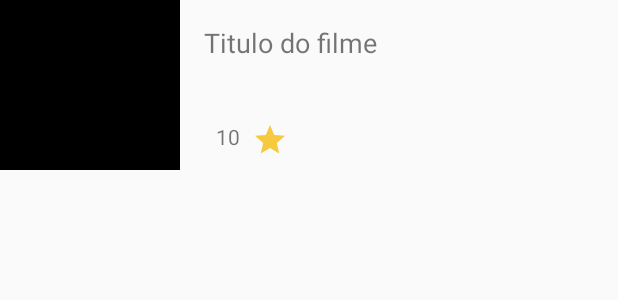
After one commit to baiana/movies-koin-hilt, an Android app: the layout movie_list_item.xml on its own in the app's theme, with its tools: preview values and no code run, on a phone screen of 412 x 824 dp. The commit adds this screen. Shown: the top 300 px of the screen. Run offline under Robolectric (Android 15) with nearby library versions, the phone set to English and light mode, and no system bars.

Commit message:
feat: create list item layout

```diff
--- a/app/src/main/java/com/baiana/simplemovies/data/response/PopularMovieBodyResponse.kt
+++ /dev/null
@@ -1,6 +0,0 @@
-package com.baiana.simplemovies.data.response
-
-import com.squareup.moshi.JsonClass
-
-@JsonClass(generateAdapter = true)
-data class PopularMovieBodyResponse(val movieList:List<PopularMovieResult>)
--- /dev/null
+++ b/app/src/main/res/drawable/ic_star.xml
@@ -0,0 +1,5 @@
+<vector android:height="24dp" android:tint="#F6C93E"
+    android:viewportHeight="24" android:viewportWidth="24"
+    android:width="24dp" xmlns:android="http://schemas.android.com/apk/res/android">
+    <path android:fillColor="@android:color/white" android:pathData="M12,17.27L18.18,21l-1.64,-7.03L22,9.24l-7.19,-0.61L12,2 9.19,8.63 2,9.24l5.46,4.73L5.82,21z"/>
+</vector>
--- a/app/src/main/res/layout/activity_main.xml
+++ b/app/src/main/res/layout/activity_main.xml
@@ -1,18 +1,16 @@
 <?xml version="1.0" encoding="utf-8"?>
-<androidx.constraintlayout.widget.ConstraintLayout xmlns:android="http://schemas.android.com/apk/res/android"
+<LinearLayout xmlns:android="http://schemas.android.com/apk/res/android"
     xmlns:app="http://schemas.android.com/apk/res-auto"
     xmlns:tools="http://schemas.android.com/tools"
     android:layout_width="match_parent"
+    android:orientation="vertical"
     android:layout_height="match_parent"
     tools:context=".presentation.MainActivity">
 
-    <TextView
-        android:layout_width="wrap_content"
-        android:layout_height="wrap_content"
-        android:text="Hello World!"
-        app:layout_constraintBottom_toBottomOf="parent"
-        app:layout_constraintLeft_toLeftOf="parent"
-        app:layout_constraintRight_toRightOf="parent"
-        app:layout_constraintTop_toTopOf="parent" />
+    <androidx.recyclerview.widget.RecyclerView
+        android:id="@+id/moviesRV"
+        android:layout_width="match_parent"
+        android:layout_height="match_parent" />
 
-</androidx.constraintlayout.widget.ConstraintLayout>
+
+</LinearLayout>
--- /dev/null
+++ b/app/src/main/res/layout/movie_list_item.xml
@@ -0,0 +1,58 @@
+<?xml version="1.0" encoding="utf-8"?>
+<androidx.constraintlayout.widget.ConstraintLayout xmlns:android="http://schemas.android.com/apk/res/android"
+    xmlns:app="http://schemas.android.com/apk/res-auto"
+    xmlns:tools="http://schemas.android.com/tools"
+    android:layout_width="match_parent"
+    android:layout_height="wrap_content">
+
+    <ImageView
+        android:id="@+id/posterIMG"
+        android:layout_width="120dp"
+        android:layout_height="0dp"
+        app:layout_constraintBottom_toBottomOf="parent"
+        app:layout_constraintStart_toStartOf="parent"
+        app:layout_constraintTop_toTopOf="parent"
+        tools:background="@android:color/background_dark" />
+
+    <TextView
+        android:id="@+id/titleTXT"
+        android:layout_width="wrap_content"
+        android:layout_height="wrap_content"
+        android:layout_marginHorizontal="16dp"
+        android:layout_marginTop="16dp"
+        android:textSize="18sp"
+        app:layout_constraintStart_toEndOf="@id/posterIMG"
+        app:layout_constraintTop_toTopOf="parent"
+        tools:text="Titulo do filme " />
+
+    <TextView
+        android:id="@+id/overviewTXT"
+        android:layout_width="0dp"
+        android:layout_height="wrap_content"
+        android:layout_marginHorizontal="16dp"
+        android:layout_marginTop="8dp"
+        android:ellipsize="end"
+        android:maxLines="3"
+        android:textSize="12sp"
+        app:layout_constraintEnd_toEndOf="parent"
+        app:layout_constraintStart_toEndOf="@id/posterIMG"
+        app:layout_constraintTop_toBottomOf="@id/titleTXT"
+        tools:text="@tools:sample/lorem/random" />
+
+    <TextView
+        android:id="@+id/starsTXT"
+        android:layout_width="0dp"
+        android:layout_height="wrap_content"
+        android:layout_marginHorizontal="16dp"
+        android:layout_marginTop="8dp"
+        android:drawablePadding="8dp"
+        android:ellipsize="end"
+        android:maxLines="3"
+        android:padding="8dp"
+        android:textSize="14sp"
+        app:drawableEndCompat="@drawable/ic_star"
+        app:layout_constraintStart_toEndOf="@id/posterIMG"
+        app:layout_constraintTop_toBottomOf="@id/overviewTXT"
+        tools:text="10" />
+
+</androidx.constraintlayout.widget.ConstraintLayout>
```
